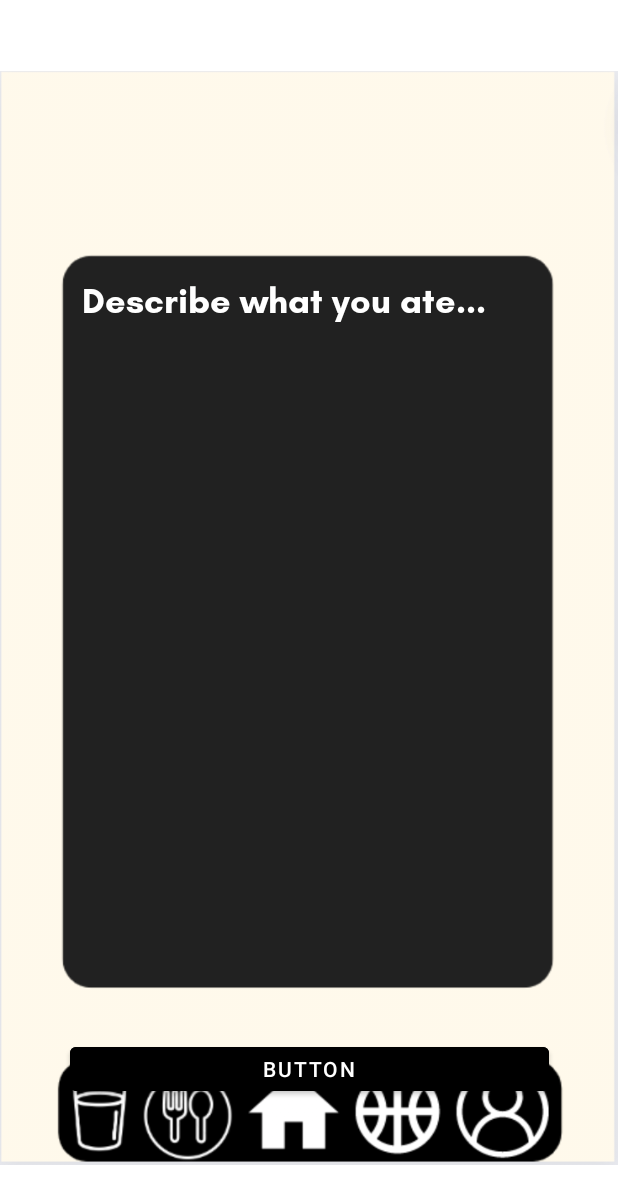
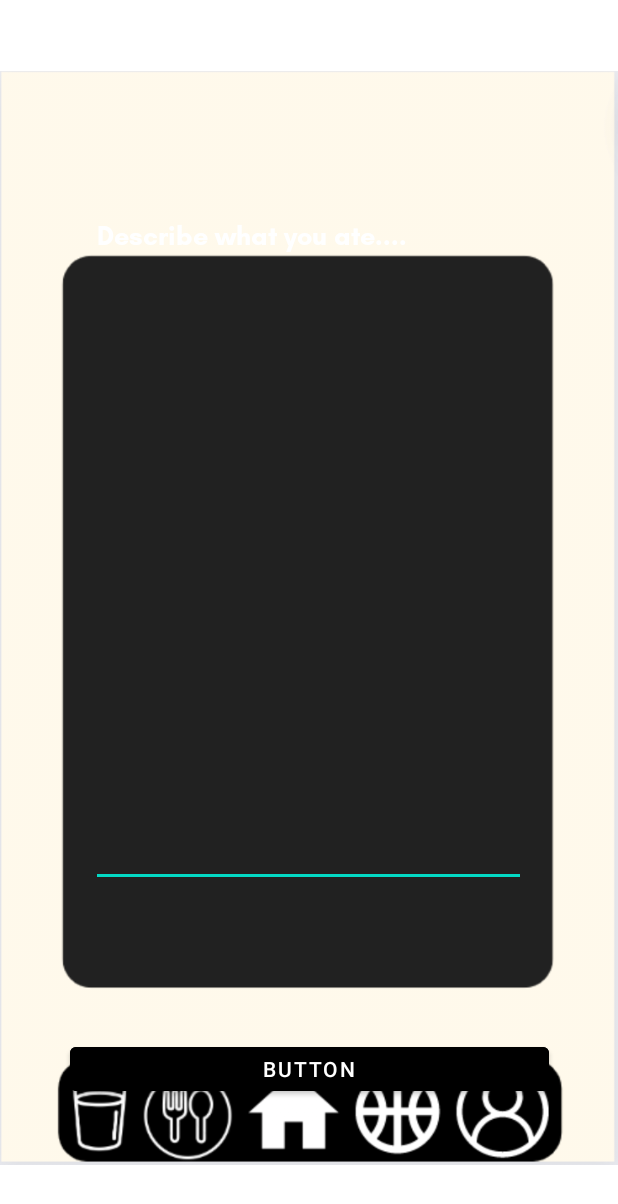
Before and after one commit to chloegem/MobileFinalProject, an Android app: the layout activity_track_your_food.xml on its own in the app's theme, with its tools: preview values and no code run, on a phone screen of 412 x 824 dp. Shown: the top 1204 px of the screen. Run offline under Robolectric (Android 15) with nearby library versions, the phone set to English and light mode, and no system bars.

Commit message:
Fixing apis

```diff
--- a/Frontend/app/src/main/res/layout/activity_track_your_food.xml
+++ b/Frontend/app/src/main/res/layout/activity_track_your_food.xml
@@ -78,22 +78,25 @@
         app:layout_constraintTop_toTopOf="parent"
         app:layout_constraintVertical_bias="0.998" />
 
-    <TextView
+    <EditText
         android:id="@+id/food_info"
-        android:layout_width="303dp"
-        android:layout_height="452dp"
+        android:layout_width="290dp"
+        android:layout_height="455dp"
+        android:layout_marginTop="136dp"
+        android:ems="10"
         android:fontFamily="@font/glacialindifferencebold"
-        android:text="Describe what you ate..."
+        android:gravity="right|left"
+        android:inputType="textPersonName"
+        android:text="Describe what you ate...."
         android:textColor="#FFFFFF"
         android:textColorHighlight="#FFFFFF"
         android:textColorHint="#FFFFFF"
         android:textColorLink="#FFFFFF"
-        android:textSize="24sp"
-        app:layout_constraintBottom_toBottomOf="parent"
+        app:layout_constraintBottom_toBottomOf="@+id/imageView8"
         app:layout_constraintEnd_toEndOf="parent"
+        app:layout_constraintHorizontal_bias="0.495"
         app:layout_constraintStart_toStartOf="parent"
-        app:layout_constraintTop_toTopOf="parent"
-        app:layout_constraintVertical_bias="0.498" />
+        app:layout_constraintTop_toTopOf="parent" />
 
     <Button
         android:id="@+id/button3"
```
Also changed, not shown: Frontend/app/src/main/java/com/example/glow/TrackYourFood.java (+141 -0 lines), Frontend/app/src/main/java/com/example/glow/TrackYourSport.java (+14 -0 lines), 5 other files.
